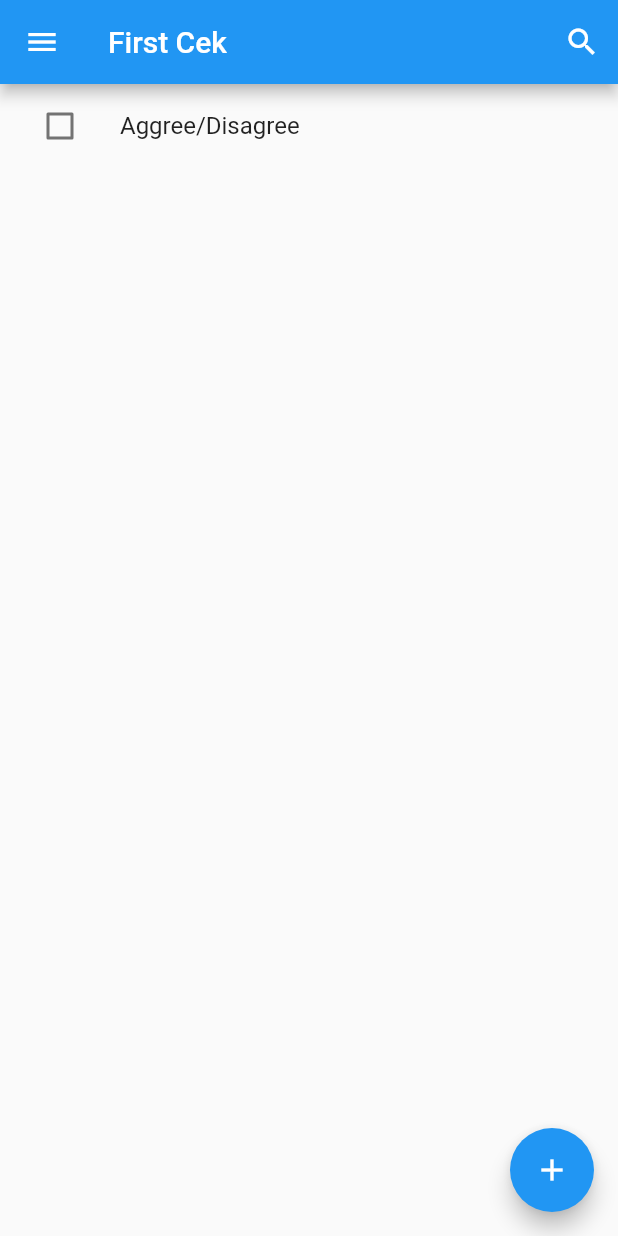
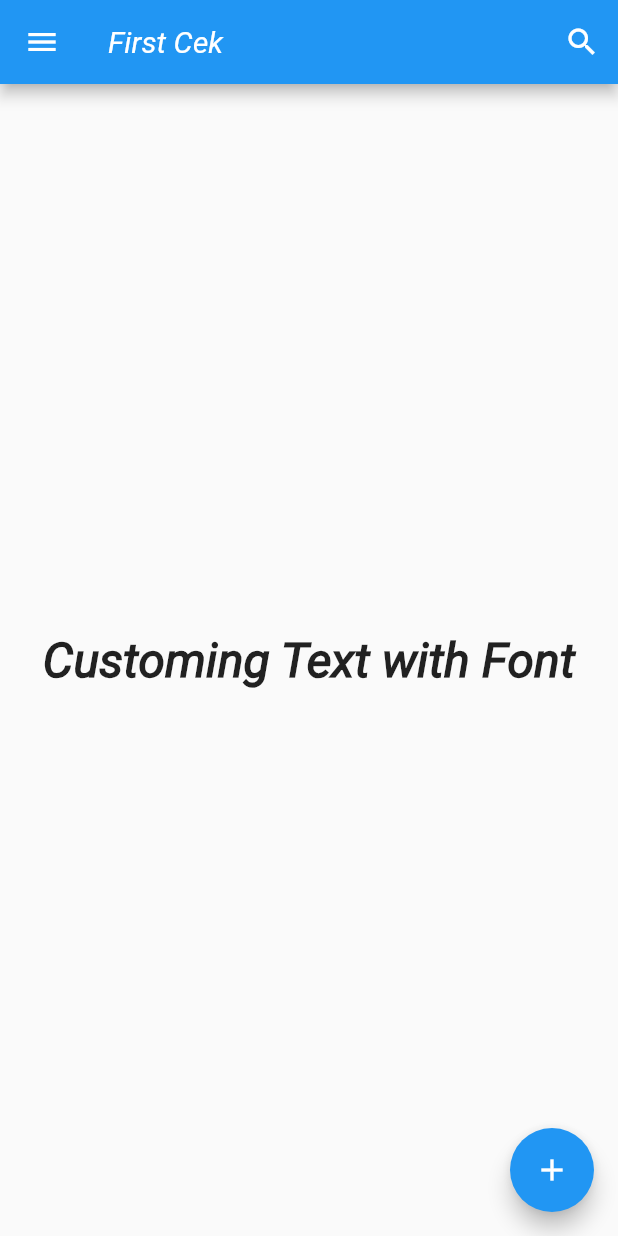
Before and after one commit to nnowaf/mainumum, a Flutter app: the screen it shows after launch, on a phone screen of 412 x 824 dp. Run offline on Flutter 3.47's test engine with Material 2 defaults, Android fonts, the phone set to English and light mode, and no system bars.

Commit message:
adding font, images

```diff
--- /dev/null
+++ b/lib/font/customfont.dart
@@ -0,0 +1,18 @@
+
+
+import 'package:flutter/material.dart';
+
+class FontCustom extends StatelessWidget {
+  @override
+  Widget build(BuildContext context){
+    return Center(
+      child: Text(
+        'Customing Text with Font',
+        style: TextStyle(
+          fontFamily: 'Roboto', fontSize: 32.0,
+          fontWeight: FontWeight.bold
+          ),
+      ),
+    );
+  }
+}
--- a/lib/main.dart
+++ b/lib/main.dart
@@ -1,5 +1,7 @@
 import 'package:flutter/material.dart';
 import 'package:mainumum/buttons/buttons.dart';
+import 'package:mainumum/font/customfont.dart';
+import 'package:mainumum/image/imagenetwork.dart';
 import 'package:mainumum/inputwidget/inputcheckbox.dart';
 import 'package:mainumum/inputwidget/inputradio.dart';
 import 'package:mainumum/inputwidget/inputswitch.dart';
@@ -32,7 +34,7 @@ class MyApp extends StatelessWidget {
         floatingActionButton: FloatingActionButton(
           onPressed: (){},
           child: Icon(Icons.add, color: Colors.white,), ),
-        body: InputCheckButton(),
+        body: FontCustom(),
       ),
 
     );
```
Also changed, not shown: lib/image/imagenetwork.dart (added, +38 -0 lines), pubspec.yaml (+6 -4 lines), fonts/Roboto-Black.ttf (added), fonts/Roboto-BlackItalic.ttf (added), fonts/Roboto-BoldItalic.ttf (added), fonts/Roboto-Italic.ttf (added), fonts/Roboto-Light.ttf (added), fonts/Roboto-LightItalic.ttf (added), fonts/Roboto-Medium.ttf (added), fonts/Roboto-MediumItalic.ttf (added), fonts/Roboto-Regular.ttf (added), fonts/Roboto-ThinItalic.ttf (added), images/telkom.png (added).
